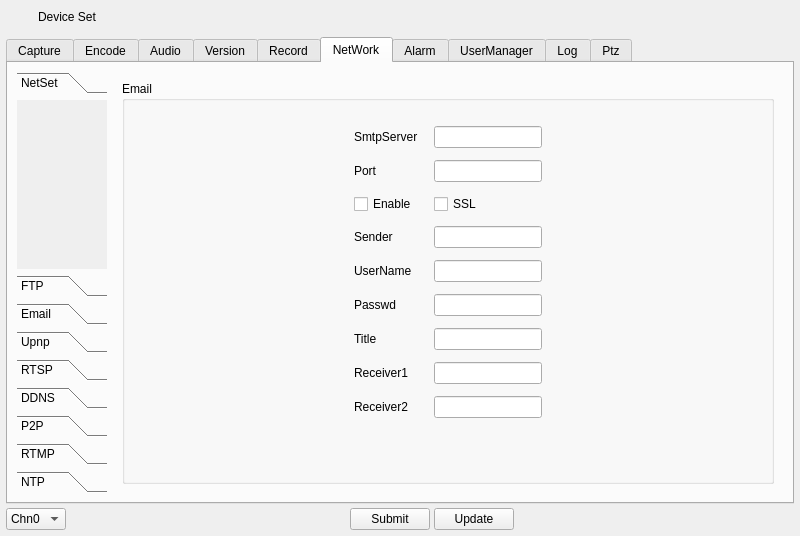
Old version of the form App/Modules/AvGui/AvForm/dlgdeviceset.ui in the repository jjzhang166/avWare.
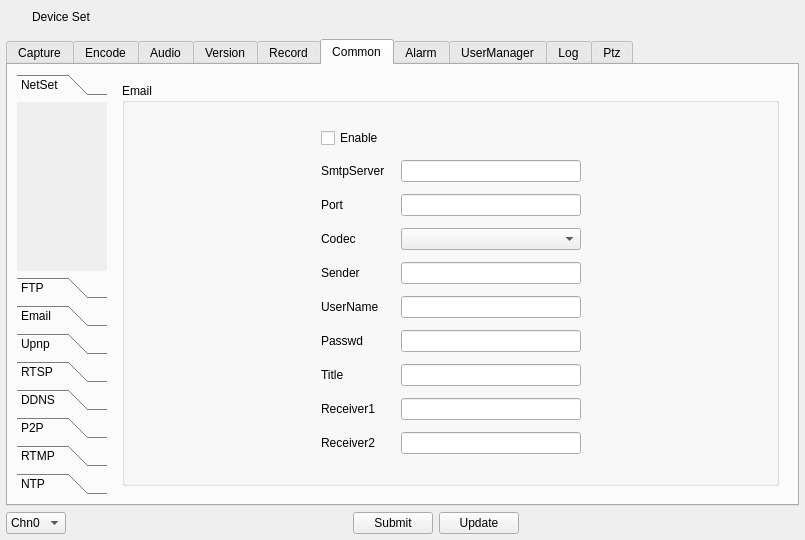
New version of the form. The open tabs and pages were chosen to show the change.

```diff
--- a/App/Modules/AvGui/AvForm/dlgdeviceset.ui
+++ b/App/Modules/AvGui/AvForm/dlgdeviceset.ui
@@ -6,8 +6,8 @@
    <rect>
     <x>0</x>
     <y>0</y>
-    <width>800</width>
-    <height>506</height>
+    <width>805</width>
+    <height>524</height>
    </rect>
   </property>
   <property name="windowTitle">
@@ -15,19 +15,16 @@
   </property>
   <layout class="QGridLayout" name="gridLayout">
    <property name="leftMargin">
-    <number>6</number>
+    <number>0</number>
    </property>
    <property name="topMargin">
     <number>0</number>
    </property>
    <property name="rightMargin">
-    <number>6</number>
+    <number>0</number>
    </property>
    <property name="bottomMargin">
-    <number>6</number>
-   </property>
-   <property name="spacing">
-    <number>4</number>
+    <number>0</number>
    </property>
    <item row="0" column="0">
     <widget class="QWidget" name="WidGetTitle" native="true">
@@ -243,85 +240,18 @@
      </layout>
     </widget>
    </item>
-   <item row="2" column="0">
-    <layout class="QHBoxLayout" name="HorSubCannelBtn">
-     <item>
-      <widget class="QComboBox" name="CBoxSettingChannel">
-       <item>
-        <property name="text">
-         <string>Chn0</string>
-        </property>
-       </item>
-       <item>
-        <property name="text">
-         <string>Chn1</string>
-        </property>
-       </item>
-       <item>
-        <property name="text">
-         <string>Chn2</string>
-        </property>
-       </item>
-       <item>
-        <property name="text">
-         <string>Chn3</string>
-        </property>
-       </item>
-       <item>
-        <property name="text">
-         <string>Chn4</string>
-        </property>
-       </item>
-       <item>
-        <property name="text">
-         <string>Chn5</string>
-        </property>
-       </item>
-      </widget>
-     </item>
-     <item>
-      <spacer name="horizontalSpacer">
-       <property name="orientation">
-        <enum>Qt::Horizontal</enum>
-       </property>
-       <property name="sizeHint" stdset="0">
-        <size>
-         <width>40</width>
-         <height>20</height>
-        </size>
-       </property>
-      </spacer>
-     </item>
-     <item>
-      <widget class="QPushButton" name="BtnSubmit">
-       <property name="text">
-        <string>Submit</string>
-       </property>
-      </widget>
-     </item>
-     <item>
-      <widget class="QPushButton" name="BtnUpdate">
-       <property name="text">
-        <string>Update</string>
-       </property>
-      </widget>
-     </item>
-     <item>
-      <spacer name="horizontalSpacer_2">
-       <property name="orientation">
-        <enum>Qt::Horizontal</enum>
-       </property>
-       <property name="sizeHint" stdset="0">
-        <size>
-         <width>40</width>
-         <height>20</height>
-        </size>
-       </property>
-      </spacer>
-     </item>
-    </layout>
-   </item>
    <item row="1" column="0">
+    <layout class="QVBoxLayout" name="verticalLayout">
+     <property name="leftMargin">
+      <number>6</number>
+     </property>
+     <property name="rightMargin">
+      <number>6</number>
+     </property>
+     <property name="bottomMargin">
+      <number>6</number>
+     </property>
+     <item>
     <widget class="QTabWidget" name="TabWidgetDeviceSet">
      <property name="currentIndex">
       <number>2</number>
@@ -1215,7 +1145,7 @@
      </widget>
      <widget class="QWidget" name="TabNetWork">
       <attribute name="title">
-       <string>NetWork</string>
+         <string>Common</string>
       </attribute>
       <layout class="QGridLayout" name="gridLayout_10">
        <item row="0" column="1">
@@ -1540,100 +1470,110 @@
                 <property name="bottomMargin">
                  <number>16</number>
                 </property>
-                <item row="0" column="0">
+                  <item row="1" column="0">
                  <widget class="QLabel" name="LabNetWorkEmailSmtpServer">
                   <property name="text">
                    <string>SmtpServer</string>
                   </property>
                  </widget>
                 </item>
-                <item row="0" column="1">
-                 <widget class="QLineEdit" name="LiEditNetWorkEmailSmtpServer"/>
-                </item>
-                <item row="1" column="0">
+                  <item row="1" column="1">
+                   <widget class="QLineEdit" name="LiEditNetWorkEmailSmtpServer">
+                    <property name="minimumSize">
+                     <size>
+                      <width>180</width>
+                      <height>0</height>
+                     </size>
+                    </property>
+                   </widget>
+                  </item>
+                  <item row="2" column="0">
                  <widget class="QLabel" name="LabNetWorkEmailPort">
                   <property name="text">
                    <string>Port</string>
                   </property>
                  </widget>
                 </item>
-                <item row="1" column="1">
+                  <item row="2" column="1">
                  <widget class="QLineEdit" name="LiEditNetWorkEmailPort"/>
                 </item>
-                <item row="2" column="0">
-                 <widget class="QCheckBox" name="CBoxNetWorkEmailEnable">
-                  <property name="text">
-                   <string>Enable</string>
-                  </property>
-                 </widget>
-                </item>
-                <item row="2" column="1">
-                 <widget class="QCheckBox" name="CBoxNetWorkEmailSSL">
-                  <property name="text">
-                   <string>SSL</string>
-                  </property>
-                 </widget>
-                </item>
-                <item row="3" column="0">
+                  <item row="4" column="0">
                  <widget class="QLabel" name="LabNetWorkEmailSender">
                   <property name="text">
                    <string>Sender</string>
                   </property>
                  </widget>
                 </item>
-                <item row="3" column="1">
+                  <item row="4" column="1">
                  <widget class="QLineEdit" name="LiEditNetWorkEmailSender"/>
                 </item>
-                <item row="4" column="0">
+                  <item row="5" column="0">
                  <widget class="QLabel" name="LabNetWorkEmailUserName">
                   <property name="text">
                    <string>UserName</string>
                   </property>
                  </widget>
                 </item>
-                <item row="4" column="1">
+                  <item row="5" column="1">
                  <widget class="QLineEdit" name="LiEditNetWorkEmailUserName"/>
                 </item>
-                <item row="5" column="0">
+                  <item row="6" column="0">
                  <widget class="QLabel" name="LabNetWorkEmailPasswd">
                   <property name="text">
                    <string>Passwd</string>
                   </property>
                  </widget>
                 </item>
-                <item row="5" column="1">
+                  <item row="6" column="1">
                  <widget class="QLineEdit" name="LiEditNetWorkEmailPasswd"/>
                 </item>
-                <item row="6" column="1">
+                  <item row="7" column="1">
                  <widget class="QLineEdit" name="LiEditNetWorkEmailTitle"/>
                 </item>
-                <item row="7" column="0">
+                  <item row="8" column="0">
                  <widget class="QLabel" name="LabNetWorkEmailReceiver1">
                   <property name="text">
                    <string>Receiver1</string>
                   </property>
                  </widget>
                 </item>
-                <item row="7" column="1">
+                  <item row="8" column="1">
                  <widget class="QLineEdit" name="LiEditNetWorkEmailReceiver1"/>
                 </item>
-                <item row="8" column="0">
+                  <item row="9" column="0">
                  <widget class="QLabel" name="LabNetWorkEmailReceiver2">
                   <property name="text">
                    <string>Receiver2</string>
                   </property>
                  </widget>
                 </item>
-                <item row="8" column="1">
+                  <item row="9" column="1">
                  <widget class="QLineEdit" name="LiEditNetWorkEmailReceiver2"/>
                 </item>
-                <item row="6" column="0">
+                  <item row="7" column="0">
                  <widget class="QLabel" name="LabNetWorkEmailTitle">
                   <property name="text">
                    <string>Title</string>
                   </property>
                  </widget>
                 </item>
+                  <item row="0" column="0">
+                   <widget class="QCheckBox" name="CBoxNetWorkEmailEnable">
+                    <property name="text">
+                     <string>Enable</string>
+                    </property>
+                   </widget>
+                  </item>
+                  <item row="3" column="0">
+                   <widget class="QLabel" name="LabNetWorkEmailEncodeType">
+                    <property name="text">
+                     <string>Codec</string>
+                    </property>
+                   </widget>
+                  </item>
+                  <item row="3" column="1">
+                   <widget class="QComboBox" name="CBoxNetWorkEmailEncodeType"/>
+                  </item>
                </layout>
               </item>
               <item row="0" column="2">
@@ -2402,8 +2342,8 @@
            <rect>
             <x>0</x>
             <y>0</y>
-            <width>98</width>
-            <height>28</height>
+              <width>90</width>
+              <height>170</height>
            </rect>
           </property>
           <attribute name="label">
@@ -2657,6 +2597,86 @@
       </layout>
      </widget>
     </widget>
+     </item>
+     <item>
+      <layout class="QHBoxLayout" name="HorSubCannelBtn">
+       <item>
+        <widget class="QComboBox" name="CBoxSettingChannel">
+         <item>
+          <property name="text">
+           <string>Chn0</string>
+          </property>
+         </item>
+         <item>
+          <property name="text">
+           <string>Chn1</string>
+          </property>
+         </item>
+         <item>
+          <property name="text">
+           <string>Chn2</string>
+          </property>
+         </item>
+         <item>
+          <property name="text">
+           <string>Chn3</string>
+          </property>
+         </item>
+         <item>
+          <property name="text">
+           <string>Chn4</string>
+          </property>
+         </item>
+         <item>
+          <property name="text">
+           <string>Chn5</string>
+          </property>
+         </item>
+        </widget>
+       </item>
+       <item>
+        <spacer name="horizontalSpacer">
+         <property name="orientation">
+          <enum>Qt::Horizontal</enum>
+         </property>
+         <property name="sizeHint" stdset="0">
+          <size>
+           <width>40</width>
+           <height>20</height>
+          </size>
+         </property>
+        </spacer>
+       </item>
+       <item>
+        <widget class="QPushButton" name="BtnSubmit">
+         <property name="text">
+          <string>Submit</string>
+         </property>
+        </widget>
+       </item>
+       <item>
+        <widget class="QPushButton" name="BtnUpdate">
+         <property name="text">
+          <string>Update</string>
+         </property>
+        </widget>
+       </item>
+       <item>
+        <spacer name="horizontalSpacer_2">
+         <property name="orientation">
+          <enum>Qt::Horizontal</enum>
+         </property>
+         <property name="sizeHint" stdset="0">
+          <size>
+           <width>40</width>
+           <height>20</height>
+          </size>
+         </property>
+        </spacer>
+       </item>
+      </layout>
+     </item>
+    </layout>
    </item>
   </layout>
  </widget>
```
Left out of the diff: 427 changed lines with no effect on the pictures. Lines whose indentation alone changed are shown as unchanged.
